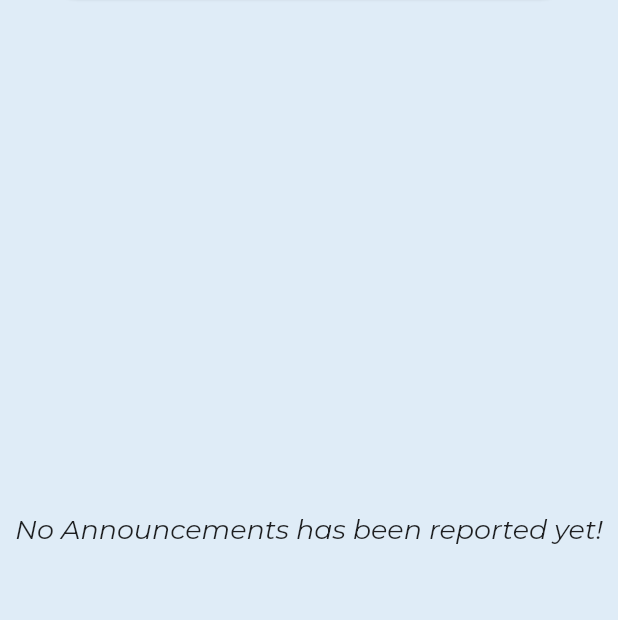
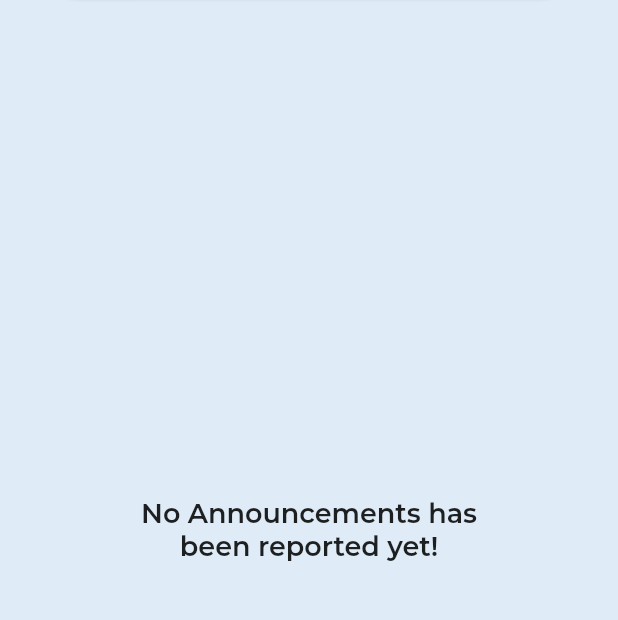
Before and after one commit to Faiiot/2022-GP1-5, a Flutter app: the screen it shows once a user with an empty profile is signed in, after a tap on "Reported Announcement", on a phone screen of 412 x 824 dp, the part 154-774 px from its top. Run offline on Flutter 3.47's test engine with Material 2 defaults, Android fonts, the phone set to English and light mode, and no system bars; drawn by our look-alikes of reactive_forms; our stand-ins replace cloud_firestore, dropdown_search, email_validator, firebase_auth, firebase_core, firebase_messaging and 7 more; missing offline and left inert: dialog_flowtter; accounts and stored records are empty; project files that could hold a hidden picture were left out.

```diff
--- a/AdminApplication/lib/screens/login_screen.dart
+++ b/AdminApplication/lib/screens/login_screen.dart
@@ -46,14 +46,14 @@ class _LoginScreenState extends State<LoginScreen>
       setState(() {
         _isLoading = true;
       });
-      debugPrint('before Try -----------------------');
+      // debugPrint('before Try -----------------------');
       try {
         QuerySnapshot snap = await FirebaseFirestore.instance
             .collection('admin')
             .where('adminID', isEqualTo: _memberIDController.text.trim())
             .get();
-        debugPrint(
-            "SNAPSHOT---------------------------------------${snap.docs[0]['Email']}");
+        // debugPrint(
+        //     "SNAPSHOT---------------------------------------${snap.docs[0]['Email']}");
         await _auth.signInWithEmailAndPassword(
             email: snap.docs[0]['Email'],
             password: _passwordTextController.text.trim());
--- a/AdminApplication/lib/screens/reported_announcement.dart
+++ b/AdminApplication/lib/screens/reported_announcement.dart
@@ -34,7 +34,8 @@ class _ReportedAnnouncement extends State<ReportedAnnouncement> {
         automaticallyImplyLeading: false,
         backgroundColor: Colors.transparent,
         elevation: 0,
-        toolbarHeight: kToolbarHeight + MediaQuery.of(context).viewPadding.top + 32,
+        toolbarHeight:
+            kToolbarHeight + MediaQuery.of(context).viewPadding.top + 32,
         flexibleSpace: Container(
           padding: EdgeInsets.only(
             top: MediaQuery.of(context).viewPadding.top,
@@ -117,7 +118,8 @@ class _ReportedAnnouncement extends State<ReportedAnnouncement> {
                                     ),
                                   ],
                                   onChanged: (dropDownValue) {
-                                    selectedDate = Dates.stringToDate(dropDownValue);
+                                    selectedDate =
+                                        Dates.stringToDate(dropDownValue);
                                   },
                                 ),
                                 const SizedBox(height: 20),
@@ -134,7 +136,8 @@ class _ReportedAnnouncement extends State<ReportedAnnouncement> {
                                         )),
                                     ...ReferenceData.instance.categories
                                         .map(
-                                          (categoryName) => DropdownMenuItem<String>(
+                                          (categoryName) =>
+                                              DropdownMenuItem<String>(
                                             value: categoryName,
                                             child: Text(
                                               categoryName,
@@ -153,7 +156,8 @@ class _ReportedAnnouncement extends State<ReportedAnnouncement> {
                                   mode: Mode.DIALOG,
                                   showSelectedItems: true,
                                   items: ReferenceData.instance.locations,
-                                  dropdownSearchDecoration: const InputDecoration(
+                                  dropdownSearchDecoration:
+                                      const InputDecoration(
                                     hintText: "Building name",
                                     hintStyle: TextStyle(color: Colors.grey),
                                     contentPadding: EdgeInsets.symmetric(
@@ -206,7 +210,8 @@ class _ReportedAnnouncement extends State<ReportedAnnouncement> {
                                 "Reset",
                                 false,
                                 () {
-                                  selectedDate = selectedCategory = selectedBuildingName = null;
+                                  selectedDate = selectedCategory =
+                                      selectedBuildingName = null;
                                   Navigator.pop(context);
                                 },
                               ),
@@ -269,7 +274,6 @@ class _ReportedAnnouncement extends State<ReportedAnnouncement> {
               .snapshots()
               .asBroadcastStream(),
           builder: (context, lostSnapshots) {
-
             return StreamBuilder<QuerySnapshot>(
               stream: FirebaseFirestore.instance
                   .collection("foundItem")
@@ -277,15 +281,17 @@ class _ReportedAnnouncement extends State<ReportedAnnouncement> {
                   .snapshots()
                   .asBroadcastStream(),
               builder: (context, foundSnapshots) {
-
                 //if the connection state is "waiting", a progress indicatior will appear
                 if (foundSnapshots.connectionState == ConnectionState.waiting ||
                     lostSnapshots.connectionState == ConnectionState.waiting) {
                   return const Center(
-                    child: CircularProgressIndicator(color: primaryColor,),
+                    child: CircularProgressIndicator(
+                      color: primaryColor,
+                    ),
                   );
                   //if the connection state is "active"
-                } else if (foundSnapshots.connectionState == ConnectionState.active ||
+                } else if (foundSnapshots.connectionState ==
+                        ConnectionState.active ||
                     lostSnapshots.connectionState == ConnectionState.active) {
                   //if the collection snapshot is not empty
                   final List reportedLost = lostSnapshots.data!.docs;
@@ -307,11 +313,13 @@ class _ReportedAnnouncement extends State<ReportedAnnouncement> {
                     );
                     if (searchText.isNotEmpty) {
                       data.retainWhere(
-                            (element) => element['itemName'].toString().toLowerCase().contains(
+                        (element) => element['itemName']
+                            .toString()
+                            .toLowerCase()
+                            .contains(
                               searchText.toLowerCase(),
                             ),
                       );
-
                     }
                     return data.isEmpty
                         ? const Center(
@@ -325,7 +333,8 @@ class _ReportedAnnouncement extends State<ReportedAnnouncement> {
                             ),
                           )
                         : GridView.builder(
-                      gridDelegate: const SliverGridDelegateWithFixedCrossAxisCount(
+                            gridDelegate:
+                                const SliverGridDelegateWithFixedCrossAxisCount(
                               crossAxisCount: 2,
                               // crossAxisSpacing: 16.0,
                               // mainAxisSpacing: 16.0,
@@ -337,7 +346,8 @@ class _ReportedAnnouncement extends State<ReportedAnnouncement> {
                                 //by pointing to the index of a specific announcement and fetching info
                                 announcementID: data[index]['announcementID'],
                                 itemName: data[index]['itemName'],
-                            announcementType: data[index]['announcementType'],
+                                announcementType: data[index]
+                                    ['announcementType'],
                                 itemCategory: data[index]['itemCategory'],
                                 postDate: data[index]['annoucementDate'],
                                 announcementImg: data[index]['url'],
@@ -351,14 +361,19 @@ class _ReportedAnnouncement extends State<ReportedAnnouncement> {
                                 roomNumber: data[index]['roomnumber'],
                                 floorNumber: data[index]['floornumber'],
                               );
-
-                        },);
+                            },
+                          );
                   } else {
                     return const Center(
                       //if no announcement was uploaded
+                      child: Padding(
+                        padding: EdgeInsets.all(8.0),
                         child: Text(
-                        "No Announcements has been reported yet!",
-                        style: TextStyle(fontSize: 18, fontStyle: FontStyle.italic),
+                          textAlign: TextAlign.center,
+                          "No Announcements has\nbeen reported yet!",
+                          style: TextStyle(
+                              fontSize: 18, fontWeight: FontWeight.w600),
+                        ),
                       ),
                     );
                   }
```
Also changed, not shown: AdminApplication/lib/screens/announcement_detail_screen.dart (+65 -2 lines). Lines whose indentation alone changed are shown as unchanged.
